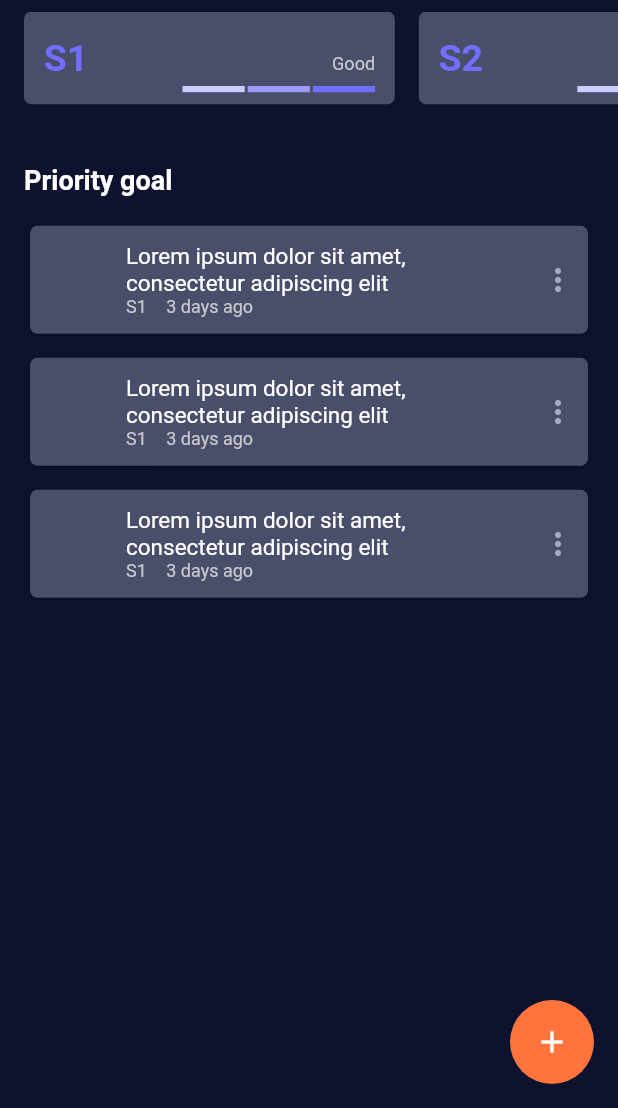
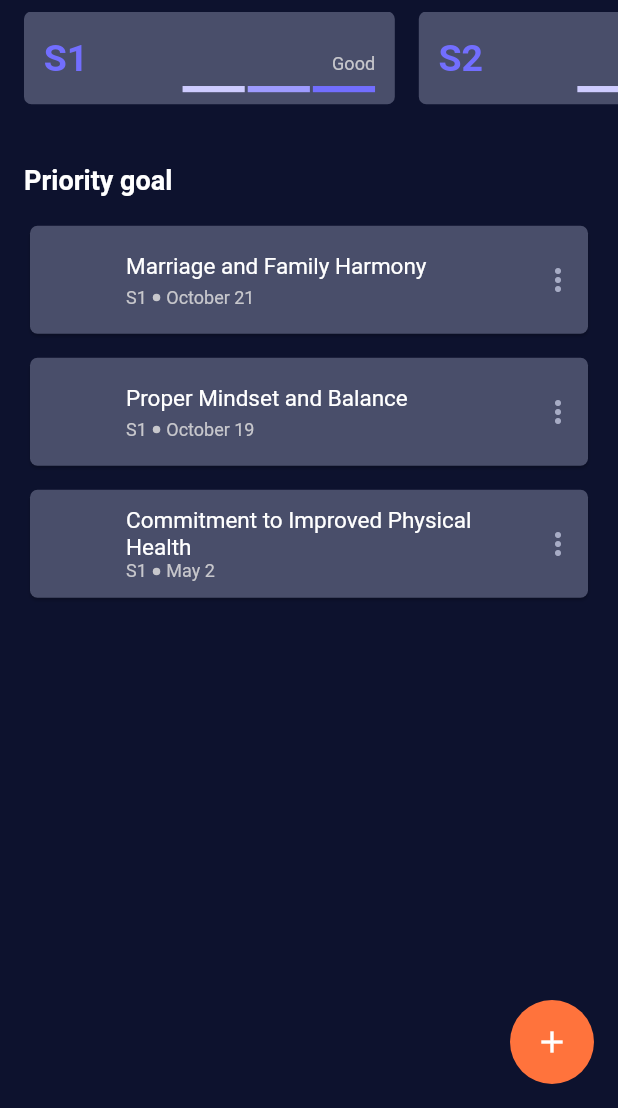
Before and after one commit to CoderPush/Stepper, a Flutter app: the screen it shows after launch, on a phone screen of 412 x 824 dp, the part 128-1236 px from its top. Run offline on Flutter 3.47's test engine with Material 2 defaults, Android fonts, the phone set to English and light mode, and no system bars; our stand-ins replace bloc, flutter_bloc, readmore.

Commit message:
Set goal UI, add/delete new goal

```diff
--- a/lib/common/consts.dart
+++ b/lib/common/consts.dart
@@ -1,3 +1,5 @@
+import 'package:flutter/material.dart';
+
 // Screen padding
 const double screenLargePadding = 24.0;
 const double screenMediumPadding = 16.0;
@@ -34,3 +36,6 @@ List<String> monthNames = [
 
 // Slider values
 List<String> sliderValues = ['No progress', 'Good', 'Exellent', 'Outstanding'];
+
+// AnimatedList key
+final animatedListKey = GlobalKey<AnimatedListState>();
--- a/lib/common/texts.dart
+++ b/lib/common/texts.dart
@@ -16,3 +16,4 @@ const String createPost = 'Create post';
 const String writeUpdate = 'Write update';
 const String setGoal = 'Set goal';
 const String writeUpdateHint = 'What do you want to update today?';
+const String addGoal = 'Add goal';
--- a/lib/presentation/common/goal/goal_item.dart
+++ b/lib/presentation/common/goal/goal_item.dart
@@ -1,9 +1,16 @@
 import 'package:flutter/material.dart';
 import 'package:stepper/common/consts.dart';
 import 'package:stepper/common/palette.dart';
+import 'package:stepper/data/model/models.dart';
 
 class GoalItem extends StatefulWidget {
-  const GoalItem({Key? key}) : super(key: key);
+  final bool isCreatingGoal;
+  final Goal goal;
+  const GoalItem({
+    Key? key,
+    required this.goal,
+    required this.isCreatingGoal,
+  }) : super(key: key);
 
   @override
   State<GoalItem> createState() => _GoalItemState();
@@ -38,36 +45,44 @@ class _GoalItemState extends State<GoalItem> {
               side: BorderSide.none,
             ),
           ),
-          trailing: const Icon(
+          trailing: !widget.isCreatingGoal
+              ? const Icon(
                   Icons.more_vert,
                   color: moreIconColor,
+                )
+              : null,
+          title: Text(
+            widget.goal.goalDescription,
+            style: const TextStyle(fontSize: normalFontSize),
           ),
-          title: const Text(
-            'Lorem ipsum dolor sit amet, consectetur adipiscing elit',
-            style: TextStyle(fontSize: normalFontSize),
+          subtitle: !widget.isCreatingGoal
+              ? Row(
+                  children: [
+                    Text(
+                      widget.goal.areaName,
+                      style: const TextStyle(
+                        fontSize: smallFontSize,
+                        color: lightGrey,
                       ),
-          subtitle: Row(
-            children: [
-              const Text(
-                'S1',
-                style: TextStyle(fontSize: smallFontSize, color: lightGrey),
                     ),
                     const SizedBox(width: screenExtraSmallPadding),
                     Container(
                       width: 5.0,
                       height: 5.0,
                       decoration: const BoxDecoration(
-                  color: darkGrey,
+                        color: lightGrey,
                         shape: BoxShape.circle,
                       ),
                     ),
                     const SizedBox(width: screenExtraSmallPadding),
-              const Text(
-                '3 days ago',
-                style: TextStyle(fontSize: smallFontSize, color: lightGrey),
+                    Text(
+                      '${monthNames[widget.goal.createdTime.month - 1]} ${widget.goal.createdTime.day}',
+                      style: const TextStyle(
+                          fontSize: smallFontSize, color: lightGrey),
                     )
                   ],
-          ),
+                )
+              : null,
         ),
       ),
     );
--- a/lib/presentation/common/goal/goal_list.dart
+++ b/lib/presentation/common/goal/goal_list.dart
@@ -14,7 +14,10 @@ class GoalList extends StatelessWidget {
     return ListView.builder(
       physics: const NeverScrollableScrollPhysics(),
       shrinkWrap: true,
-      itemBuilder: (context, index) => const GoalItem(),
+      itemBuilder: (context, index) => GoalItem(
+        isCreatingGoal: false,
+        goal: goalList[index],
+      ),
       itemCount: goalList.length,
     );
   }
--- a/lib/presentation/create_post/views/post_action_row.dart
+++ b/lib/presentation/create_post/views/create_post_action_row.dart
@@ -3,8 +3,8 @@ import 'package:stepper/common/consts.dart';
 import 'package:stepper/common/palette.dart';
 import 'package:stepper/common/texts.dart';
 
-class PostActionRow extends StatelessWidget {
-  const PostActionRow({Key? key}) : super(key: key);
+class CreatePostActionRow extends StatelessWidget {
+  const CreatePostActionRow({Key? key}) : super(key: key);
 
   @override
   Widget build(BuildContext context) {
```
Also changed, not shown: lib/presentation/create_post/views/create_goal_item.dart (added, +40 -0 lines), lib/presentation/create_post/views/create_goal_list.dart (added, +64 -0 lines), lib/presentation/create_post/views/create_post_curved_tab_bar.dart (+7 -1 lines), lib/presentation/create_post/views/create_post_input.dart (added, +42 -0 lines), lib/presentation/create_post/views/post_section.dart (+25 -20 lines). Lines whose indentation alone changed are shown as unchanged.
